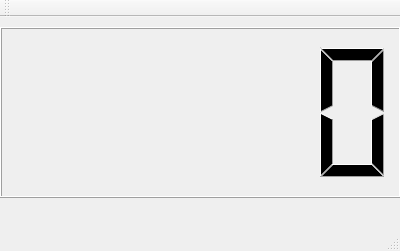
Above: sample_qt_app/ui/mainwindow.ui from auvnitrkl/miscellaneous before the change. Below: the same form after it.
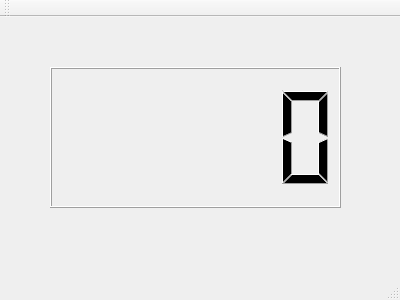
That is the form after the change.

What changed in the file:
```diff
--- a/sample_qt_app/ui/mainwindow.ui
+++ b/sample_qt_app/ui/mainwindow.ui
@@ -7,7 +7,7 @@
     <x>0</x>
     <y>0</y>
     <width>400</width>
-    <height>251</height>
+    <height>300</height>
    </rect>
   </property>
   <property name="windowTitle">
@@ -17,10 +17,10 @@
    <widget class="QLCDNumber" name="lcd">
     <property name="geometry">
      <rect>
-      <x>0</x>
-      <y>10</y>
-      <width>401</width>
-      <height>171</height>
+      <x>50</x>
+      <y>50</y>
+      <width>291</width>
+      <height>141</height>
      </rect>
     </property>
    </widget>
```
Left out of the diff: 2 changed lines with no effect on the pictures.
